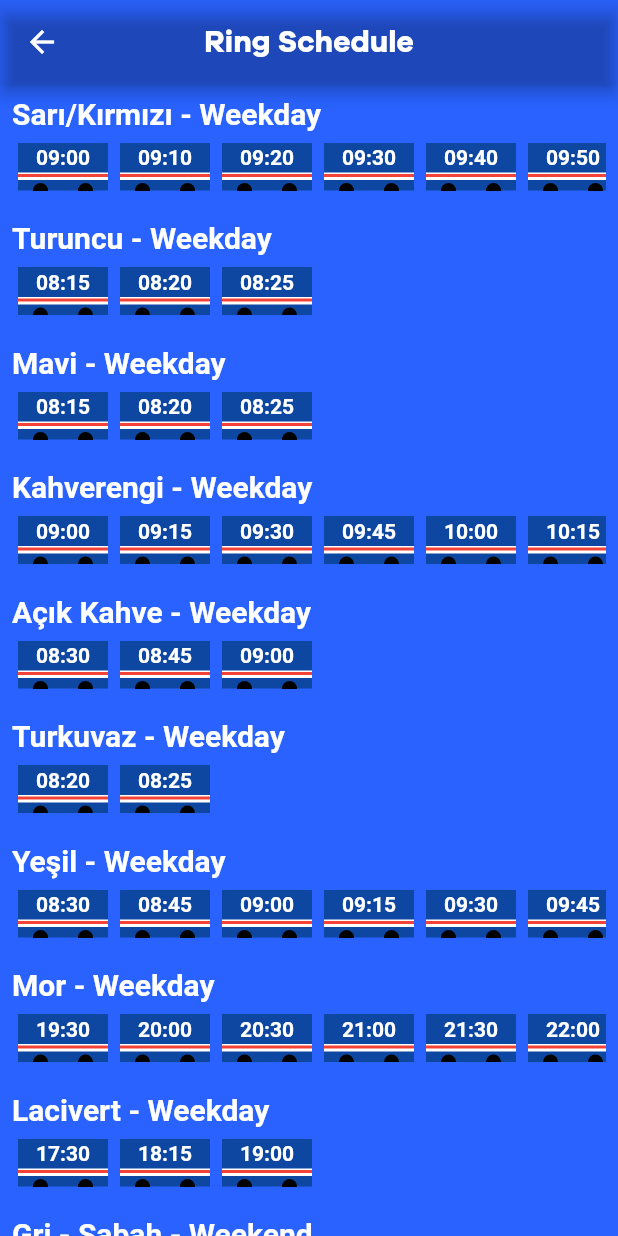
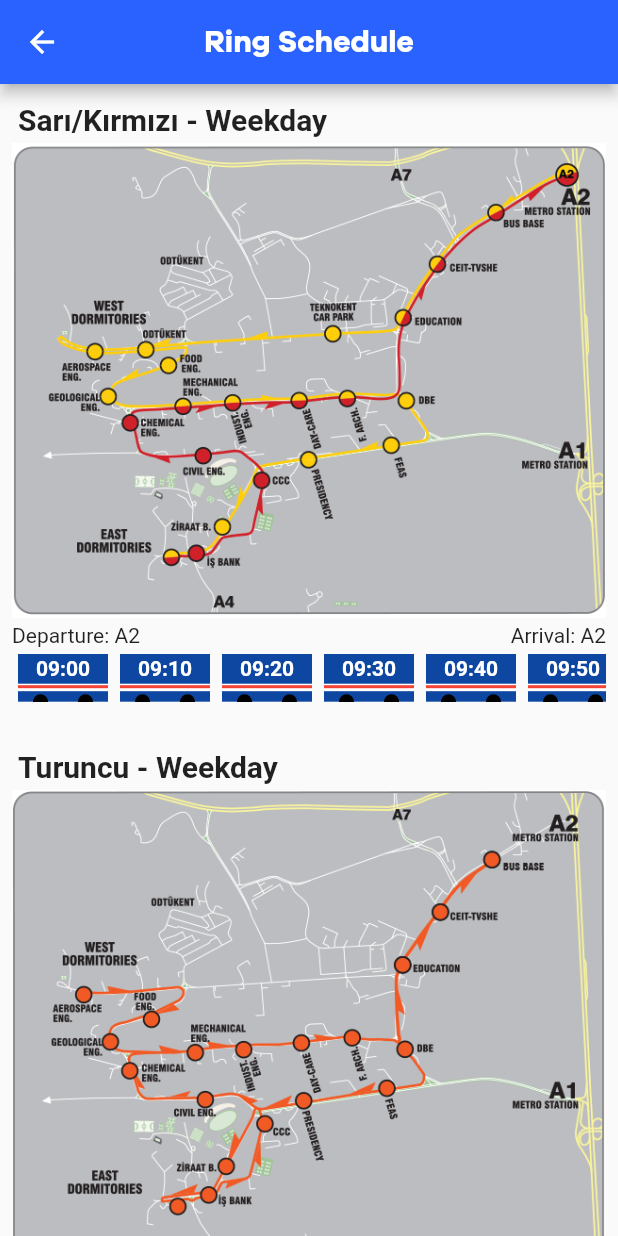
Before and after one commit to utarit/uni_kit, a Flutter app: the RingDetailsScreen screen opened directly, on a phone screen of 412 x 824 dp. Run offline on Flutter 3.47's test engine with Material 2 defaults, Android fonts, the phone set to English and light mode, and no system bars; our stand-ins replace flutter_datetime_picker, flutter_local_notifications, hive, progress_indicators; accounts and stored records are empty; statements that could not run were skipped.

Commit message:
ring and medico adjustments

```diff
--- a/lib/features/dashboard/data/constants/ring_schedule.dart
+++ b/lib/features/dashboard/data/constants/ring_schedule.dart
@@ -16,7 +16,9 @@ List<Ring> ringList = [
     TimeOfDay(hour: 9, minute: 0),
     TimeOfDay(hour: 16, minute: 50),
     10,
-      WeekDay.weekday),
+    WeekDay.weekday,
+    "sari-kirmizi-ing.png",
+  ),
   Ring.fromSchedule(
     "Turuncu",
     [
@@ -30,42 +32,54 @@ List<Ring> ringList = [
     TimeOfDay(hour: 8, minute: 15),
     TimeOfDay(hour: 8, minute: 25),
     5,
-      WeekDay.weekday),
+    WeekDay.weekday,
+    "turuncu-ing.png",
+  ),
   Ring.fromSchedule(
     "Mavi",
     ["Batı Yurtlar", "Hazırlık", "Doğu Yurtlar", "Bölümler", "Garajlar"],
     TimeOfDay(hour: 8, minute: 15),
     TimeOfDay(hour: 8, minute: 25),
     5,
-      WeekDay.weekday),
+    WeekDay.weekday,
+    "mavi-ing.png",
+  ),
   Ring.fromSchedule(
     "Kahverengi",
     ["A1", "KKM", "A1"],
     TimeOfDay(hour: 9, minute: 0),
     TimeOfDay(hour: 17, minute: 0),
     15,
-      WeekDay.weekday),
+    WeekDay.weekday,
+    "kahve-ing.png",
+  ),
   Ring.fromSchedule(
     "Açık Kahve",
     ["A1", "Rektörlük", "Bölümler", "Hazırlık", "A1"],
     TimeOfDay(hour: 8, minute: 30),
     TimeOfDay(hour: 9, minute: 0),
     15,
-      WeekDay.weekday),
+    WeekDay.weekday,
+    "acik-kahve-ing.png",
+  ),
   Ring.fromSchedule(
     "Turkuvaz",
     ["Batı Yurtlar", "A2"],
     TimeOfDay(hour: 8, minute: 20),
     TimeOfDay(hour: 8, minute: 25),
     5,
-      WeekDay.weekday),
+    WeekDay.weekday,
+    "turkuvaz-ing.png",
+  ),
   Ring.fromSchedule(
     "Yeşil",
     ["A2", "Hazırlık", "A2"],
     TimeOfDay(hour: 8, minute: 30),
     TimeOfDay(hour: 10, minute: 0),
     15,
-      WeekDay.weekday),
+    WeekDay.weekday,
+    "yesil-ing.png",
+  ),
   Ring.fromSchedule(
     "Mor",
     [
@@ -78,7 +92,9 @@ List<Ring> ringList = [
     TimeOfDay(hour: 19, minute: 30),
     TimeOfDay(hour: 23, minute: 30),
     30,
-      WeekDay.weekday),
+    WeekDay.weekday,
+    "mor-ing.png",
+  ),
   Ring.fromSchedule(
     "Lacivert",
     [
@@ -94,7 +110,9 @@ List<Ring> ringList = [
     TimeOfDay(hour: 17, minute: 30),
     TimeOfDay(hour: 19, minute: 00),
     45,
-      WeekDay.weekday),
+    WeekDay.weekday,
+    "laci-ing.jpg",
+  ),
   Ring.weekendShift(
     "Gri - Sabah",
     [
@@ -111,7 +129,9 @@ List<Ring> ringList = [
     TimeOfDay(hour: 9, minute: 0),
     TimeOfDay(hour: 18, minute: 00),
     60,
-      WeekDay.weekend),
+    WeekDay.weekend,
+    "gri-sabah-ing.png",
+  ),
   Ring.weekendShift(
     "Gri - Akşam",
     [
@@ -126,5 +146,7 @@ List<Ring> ringList = [
     TimeOfDay(hour: 19, minute: 0),
     TimeOfDay(hour: 23, minute: 00),
     60,
-      WeekDay.weekend),
+    WeekDay.weekend,
+    "gri-aksam-ing.png",
+  ),
 ];
--- a/lib/features/dashboard/data/models/ring.dart
+++ b/lib/features/dashboard/data/models/ring.dart
@@ -7,6 +7,7 @@ class Ring {
   final int day;
   List<TimeOfDay> schedule;
   List<String> stops;
+  String imageUrl;
 
   static TimeOfDay closestRing(index, availableRings) {
     DateTime timeNow = DateTime.now();
@@ -23,7 +24,7 @@ class Ring {
 
 
   Ring.fromSchedule(this.name, this.stops, TimeOfDay startTime,
-      TimeOfDay endTime, int step, this.day) {
+      TimeOfDay endTime, int step, this.day, this.imageUrl) {
     List<TimeOfDay> timeArr = [];
     TimeOfDay tmp = startTime;
     do {
@@ -39,7 +40,7 @@ class Ring {
   }
 
   Ring.weekendShift(this.name, this.stops, TimeOfDay startTime,
-      TimeOfDay endTime, int step, this.day) {
+      TimeOfDay endTime, int step, this.day, this.imageUrl) {
     List<TimeOfDay> timeArr = [];
     TimeOfDay tmp = startTime;
     do {
--- a/lib/features/dashboard/ui/screens/medico_details_screen.dart
+++ b/lib/features/dashboard/ui/screens/medico_details_screen.dart
@@ -20,7 +20,7 @@ class MedicoDetailsScreen extends StatelessWidget {
     } else {
       return Scaffold(
         appBar: AppBar(
-          backgroundColor: Colors.transparent,
+          backgroundColor: dashboardTiles[1]["color"],
           // elevation: 0,
           title: Text(
             "Medico",
@@ -28,7 +28,7 @@ class MedicoDetailsScreen extends StatelessWidget {
           ),
           centerTitle: true,
         ),
-        backgroundColor: dashboardTiles[1]["color"],
+        // backgroundColor: dashboardTiles[1]["color"],
         body: SingleChildScrollView(
           child: Container(
             width: double.infinity,
@@ -47,11 +47,11 @@ class MedicoDetailsScreen extends StatelessWidget {
                           _writeCategory(index),
                           Text(
                             "${doctor.name}",
-                            style: TextStyle(color: Colors.white),
+                            // style: TextStyle(color: Colors.white),
                           ),
                           Text("${doctor.status}",
                               style: TextStyle(
-                                  color: Colors.white60, fontSize: 12))
+                                   fontSize: 12))
                         ],
                       ));
                 },
@@ -84,10 +84,10 @@ class MedicoDetailsScreen extends StatelessWidget {
       case 11:
         category = categories[5];
         break;
-      case 13:
+      case 12:
         category = categories[6];
         break;
-      case 15:
+      case 14:
         category = categories[7];
         break;
       case 16:
@@ -113,7 +113,7 @@ class MedicoDetailsScreen extends StatelessWidget {
       ),
       child: Text(category,
           style: TextStyle(
-            color: Colors.white,
+            // color: Colors.white,
             fontSize: 20,
             fontWeight: FontWeight.w900,
           )),
--- a/lib/features/dashboard/ui/screens/ring_details_screen.dart
+++ b/lib/features/dashboard/ui/screens/ring_details_screen.dart
@@ -8,9 +8,9 @@ class RingDetailsScreen extends StatelessWidget {
   @override
   Widget build(BuildContext context) {
     return Scaffold(
-      backgroundColor: dashboardTiles[2]["color"],
+      // backgroundColor: dashboardTiles[2]["color"],
       appBar: AppBar(
-          backgroundColor: Colors.transparent,
+          backgroundColor: dashboardTiles[2]["color"],
           // elevation: 0,
           title: Text(
             "Ring Schedule",
@@ -34,15 +34,27 @@ class RingDetailsScreen extends StatelessWidget {
         child: Column(
           crossAxisAlignment: CrossAxisAlignment.start,
           children: <Widget>[
-            Text(
-              "${ring.name} - ${(ring.day == WeekDay.weekday) ? "Weekday" : "Weekend"}",
-              style: TextStyle(
-                  color: Colors.white,
-                  fontSize: 20,
-                  fontWeight: FontWeight.bold),
+            Padding(
+              padding: const EdgeInsets.all(4.0),
+              child: Text(
+                "${ring.name} - ${(ring.day == WeekDay.weekday) ? "Weekday" : "Weekend"}",
+                style: TextStyle(
+                    // color: Colors.white,
+                    fontSize: 20,
+                    fontWeight: FontWeight.bold),
+              ),
             ),
+            Image.asset("assets/ring_routes/${ring.imageUrl}", width: MediaQuery.of(context).size.width, fit: BoxFit.fill),
             SizedBox(height: 4,),
-            _buildHours(context, ring)
+            Row(
+              mainAxisAlignment: MainAxisAlignment.spaceBetween,
+              children: <Widget>[
+                Text("Departure: ${ring.stops.first}"),
+                Text("Arrival: ${ring.stops.last}"),
+              ],
+            ),
+            _buildHours(context, ring),
+            SizedBox(height: 8,)
           ],
         ));
   }
```
Also changed, not shown: pubspec.yaml (+2 -6 lines), assets/ring_routes/acik-kahve-ing.png (added), assets/ring_routes/gri-aksam-ing.png (added), assets/ring_routes/gri-sabah-ing.png (added), assets/ring_routes/kahve-ing.png (added), assets/ring_routes/laci-ing.jpg (added), assets/ring_routes/mavi-ing.png (added), assets/ring_routes/mor-ing.png (added), assets/ring_routes/sari-kirmizi-ing.png (added), assets/ring_routes/turkuvaz-ing.png (added), assets/ring_routes/turuncu-ing.png (added), assets/ring_routes/yesil-ing.png (added). Lines whose indentation alone changed are shown as unchanged.
